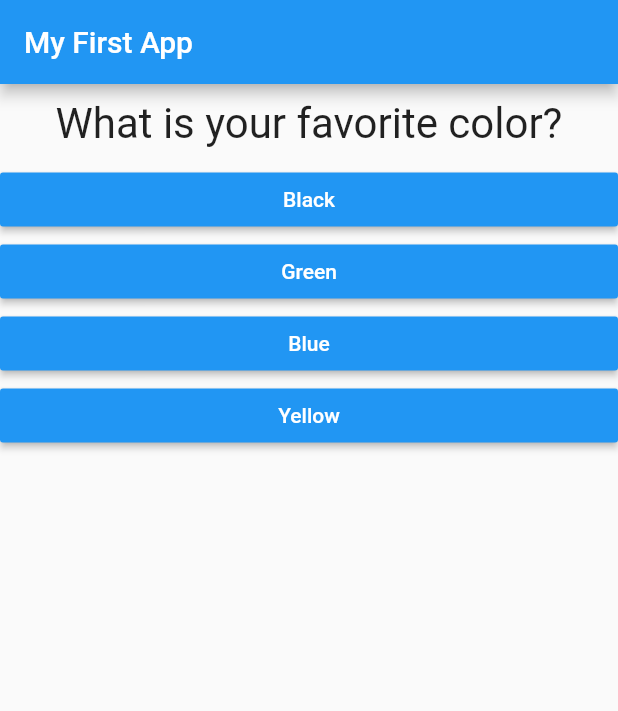
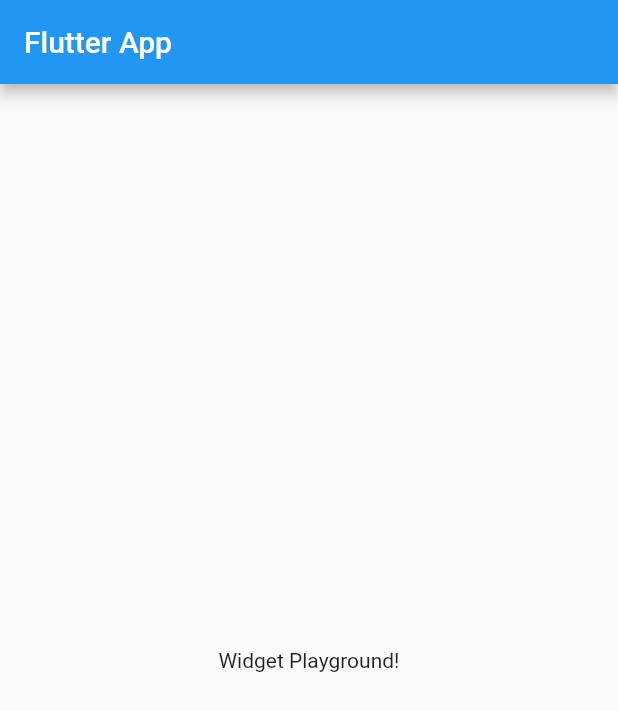
Before and after one commit to innocentTialo/flutter_complete_guide, a Flutter app: the screen it shows after launch, on a phone screen of 412 x 824 dp. Shown: the top 711 px of the screen. Run offline on Flutter 3.47's test engine with Material 2 defaults, Android fonts, the phone set to English and light mode, and no system bars.

Commit message:
reinitialisation of app

```diff
--- a/lib/answer.dart
+++ /dev/null
@@ -1,22 +0,0 @@
-import 'package:flutter/material.dart';
-
-class Answer extends StatelessWidget {
-
-  final String answerText;
-  final Function selectHandler;
-
-  Answer(this.answerText, this.selectHandler);
-
-  @override
-  Widget build(BuildContext context) {
-    return Container(
-      width: double.infinity,
-      child: RaisedButton(
-        color: Colors.blue,
-        textColor: Colors.white,
-        child: Text(answerText),
-        onPressed: selectHandler,
-      ),
-    );
-  }
-}
--- a/lib/main.dart
+++ b/lib/main.dart
@@ -1,62 +1,26 @@
 import 'package:flutter/material.dart';
-
-import 'package:flutter_complete_guide/quiz.dart';
-import 'package:flutter_complete_guide/result.dart';
 
 void main() => runApp(MyApp());
 
-class MyApp extends StatefulWidget {
+class MyApp extends StatelessWidget {
   @override
-  State<StatefulWidget> createState() {
-    return _MyAppState();
+  Widget build(BuildContext context) {
+    return MaterialApp(
+      title: 'Flutter App',
+      home: MyHomePage(),
+    );
   }
 }
 
-class _MyAppState extends State<MyApp> {
-  final _questions = const [
-    {
-      'questionText': "What is your favorite color?",
-      'answers': ['Black', 'Green', 'Blue', 'Yellow'],
-    },
-    {
-      'questionText': "What is your favorite animals?",
-      'answers': ['Cat', 'Dog', 'Lion', 'Tigger'],
-    },
-    {
-      'questionText': "Who is your favorite instructor?",
-      'answers': ['Max', 'Mateo', 'Tchoupe', 'Tadmon'],
-    },
-  ];
-  Map<String, String> _results = Map();
-  var _questionIndex = 0;
-  void _answerQuestion(String answer) {
-    setState(() {
-      _results[_questions[_questionIndex]['questionText']] = answer;
-      _questionIndex = (_questionIndex + 1);
-    });
-  }
-
-  void _restartQuiz() {
-    setState(() {
-      print(_results);
-      _questionIndex = 0;
-      _results = Map();
-    });
-  }
-
+class MyHomePage extends StatelessWidget {
   @override
   Widget build(BuildContext context) {
-    return MaterialApp(
-      home: Scaffold(
-        appBar: AppBar(
-          title: Text('My First App'),
-        ),
-        body: _questionIndex < _questions.length
-            ? Quiz(
-                questions: _questions,
-                answerQuestion: _answerQuestion,
-                questionIndex: _questionIndex)
-            : Result(_restartQuiz, _results),
+    return Scaffold(
+      appBar: AppBar(
+        title: Text('Flutter App'),
+      ),
+      body: Center(
+        child: Text('Widget Playground!'),
       ),
     );
   }
--- a/lib/question.dart
+++ /dev/null
@@ -1,19 +0,0 @@
-import 'package:flutter/material.dart';
-
-class Question extends StatelessWidget {
-  final String questionText;
-
-  Question(this.questionText);
-  @override
-  Widget build(BuildContext context) {
-    return Container(
-      width: double.infinity,
-      margin: EdgeInsets.all(10),
-      child: Text(
-        questionText,
-        style: TextStyle(fontSize: 28),
-        textAlign: TextAlign.center,
-      ),
-    );
-  }
-}
--- a/lib/quiz.dart
+++ /dev/null
@@ -1,29 +0,0 @@
-import 'package:flutter/material.dart';
-
-import './question.dart';
-import './answer.dart';
-
-class Quiz extends StatelessWidget {
-  final List<Map<String, Object>> questions;
-  final int questionIndex;
-  final Function answerQuestion;
-
-  const Quiz(
-      {@required this.questions,
-      @required this.questionIndex,
-      @required this.answerQuestion});
-
-  @override
-  Widget build(BuildContext context) {
-    return Column(
-      children: [
-        Question(
-          questions[questionIndex]['questionText'],
-        ),
-        ...(questions[questionIndex]['answers'] as List<String>).map((answer) {
-          return Answer(answer, () => answerQuestion(answer));
-        }).toList()
-      ],
-    );
-  }
-}
```
Also changed, not shown: lib/result.dart (deleted, +0 -34 lines).
